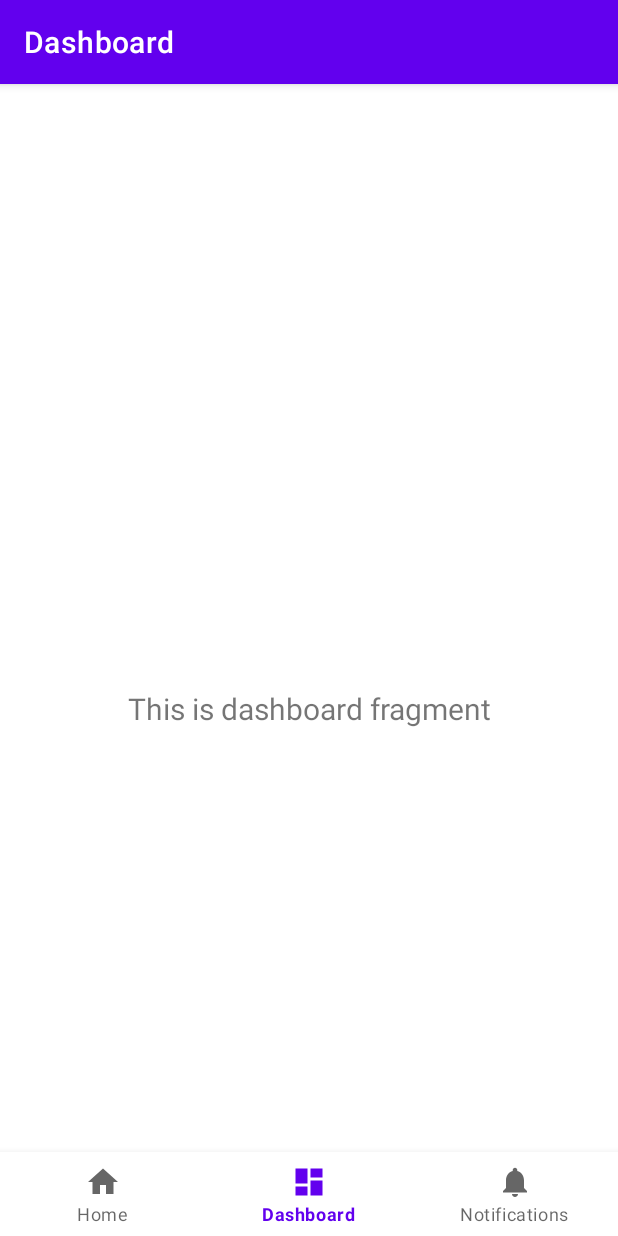
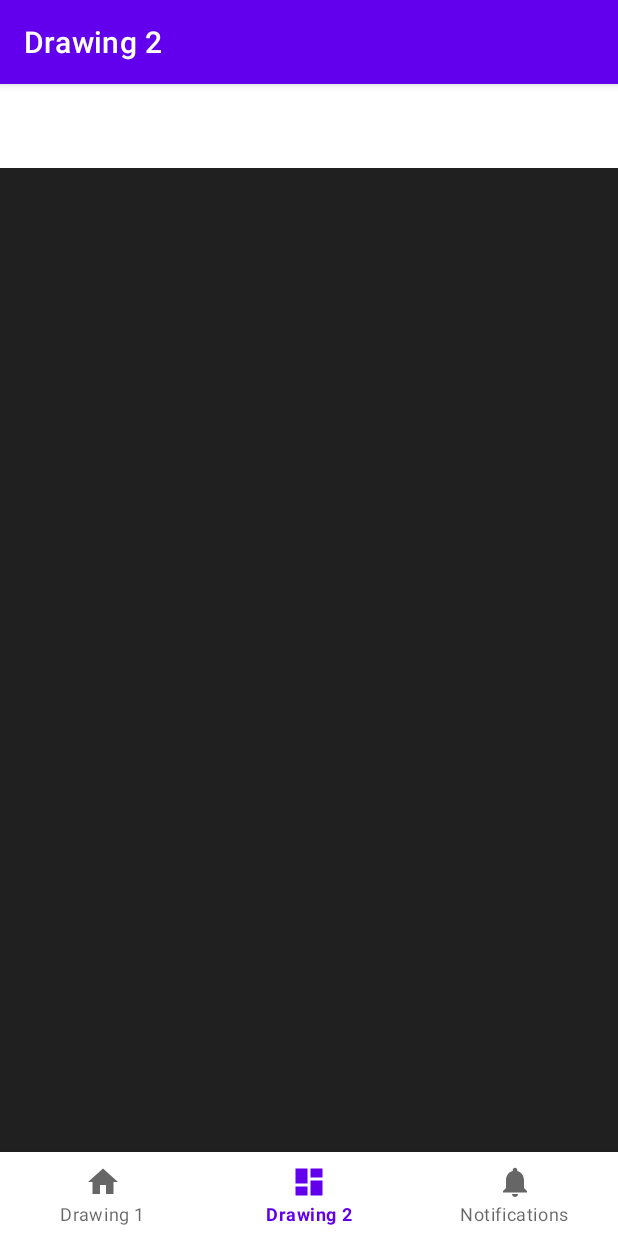
Before and after one commit to yumegan/FinalProjectFr, an Android app: the DashboardFragment screen opened through its navigation route, on a phone screen of 412 x 824 dp. Run offline under Robolectric (Android 15) with nearby library versions, the phone set to English and light mode, and no system bars; our stand-ins replace navigation-ui.

Commit message:
drawing 2

```diff
--- /dev/null
+++ b/app/src/main/java/com/example/finalprojectfr/CustomView2.java
@@ -0,0 +1,40 @@
+package com.example.finalprojectfr;
+
+import android.content.Context;
+import android.graphics.Canvas;
+import android.graphics.Color;
+import android.graphics.Paint;
+import android.graphics.Point;
+import android.util.AttributeSet;
+import android.view.MotionEvent;
+import android.view.View;
+
+import java.util.ArrayList;
+import java.util.List;
+
+public class CustomView2  extends View{
+    private List<Point> points = new ArrayList<>();
+
+    public CustomView2(Context context, AttributeSet attr) {
+        super(context);
+    }
+
+    @Override
+    public void onDraw(Canvas canvas){
+
+        canvas.drawColor(Color.rgb(32,32,32));
+
+        for(Point p : points){
+            Paint paint = new Paint();
+            paint.setColor(Color.rgb((int)(Math.random()*100+156), (int)(Math.random()*100+156), (int)(Math.random()*100+156)));
+            canvas.drawCircle(p.x, p.y, 25, paint);
+        }
+    }
+
+    @Override
+    public boolean onTouchEvent(MotionEvent event) {
+        points.add(new Point((int)event.getX(), (int)event.getY()));
+        invalidate();
+        return true;
+    }
+}
--- a/app/src/main/res/layout/fragment_dashboard.xml
+++ b/app/src/main/res/layout/fragment_dashboard.xml
@@ -19,4 +19,11 @@
         app:layout_constraintEnd_toEndOf="parent"
         app:layout_constraintStart_toStartOf="parent"
         app:layout_constraintTop_toTopOf="parent" />
+    <view
+        class="com.example.finalprojectfr.CustomView2"
+        android:layout_width="match_parent"
+        android:layout_height="wrap_content"
+        android:text="Test 2"
+        app:layout_constraintLeft_toLeftOf="parent"
+        app:layout_constraintTop_toTopOf="parent"/>
 </androidx.constraintlayout.widget.ConstraintLayout>
--- a/app/src/main/res/values/strings.xml
+++ b/app/src/main/res/values/strings.xml
@@ -1,6 +1,6 @@
 <resources>
     <string name="app_name">FinalProjectFr</string>
-    <string name="title_home">Home</string>
-    <string name="title_dashboard">Dashboard</string>
+    <string name="title_home">Drawing 1</string>
+    <string name="title_dashboard">Drawing 2</string>
     <string name="title_notifications">Notifications</string>
 </resources>
```
